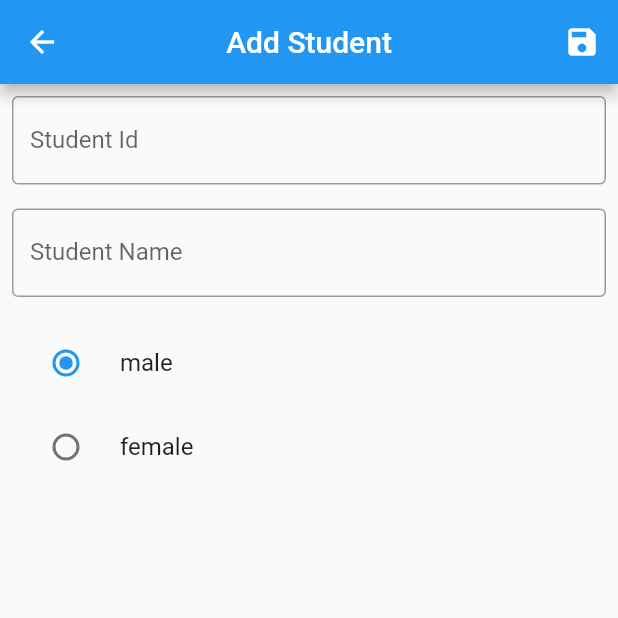
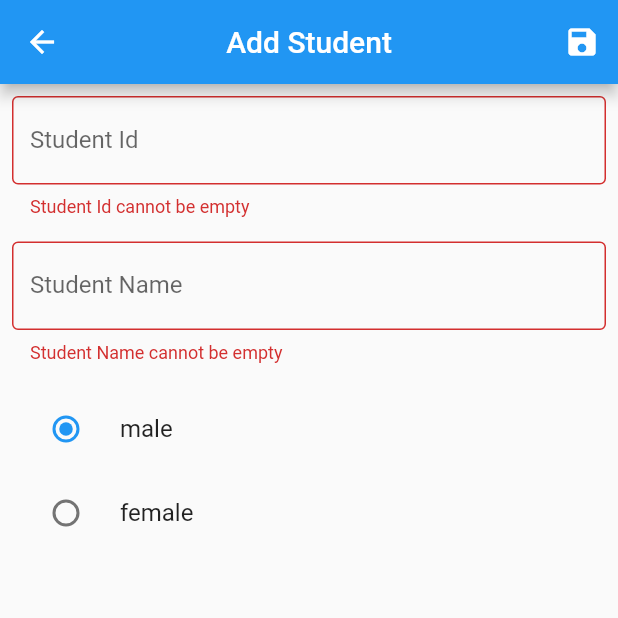
Before and after one commit to talkaboutme/student_book, a Flutter app: the AddStudentScreen screen opened by its route, after a tap on the "save" icon, on a phone screen of 412 x 824 dp, the top half of it. Run offline on Flutter 3.47's test engine with Material 2 defaults, Android fonts, the light colour scheme and no system bars; our stand-ins replace drift; accounts and stored records are empty; generated files the repository leaves out were written again.

Commit message:
Form Validator 적용하여 사용자 추가 시 데이터 검증 과정 추가

```diff
--- a/lib/data/local/entity/student_infos.dart
+++ b/lib/data/local/entity/student_infos.dart
@@ -4,7 +4,7 @@ class StudentInfos extends Table {
   @override
   String get tableName => 'student_infos';
   IntColumn get id => integer().autoIncrement()();
-  IntColumn get studentId => integer().unique()();
+  TextColumn get studentId => text().named('student_id')();
   TextColumn get name => text()();
   TextColumn get gender => text()();
 }
--- a/lib/data/local/entity/system_codes.dart
+++ b/lib/data/local/entity/system_codes.dart
@@ -2,7 +2,7 @@ import 'package:drift/drift.dart';
 
 class SystemCodes extends Table {
   @override
-  String get tableName => 'system_code';
+  String get tableName => 'system_codes';
   IntColumn get id => integer().autoIncrement()();
   TextColumn get type => text()();
   TextColumn get code => text()();
--- a/lib/screens/add_student_screen.dart
+++ b/lib/screens/add_student_screen.dart
@@ -12,6 +12,7 @@ class AddStudentScreen extends StatefulWidget {
 }
 
 class _AddStudentScreenState extends State<AddStudentScreen> {
+  final _formKey = GlobalKey<FormState>();
   late AppDb _db;
   final TextEditingController _studentNameController = TextEditingController();
   final TextEditingController _studentIdController = TextEditingController();
@@ -32,30 +33,14 @@ class _AddStudentScreenState extends State<AddStudentScreen> {
         centerTitle: true,
         actions: [
           IconButton(
-            onPressed: () {
-              final entity = StudentInfosCompanion(
-                  studentId: drift.Value(int.parse(_studentIdController.text)),
-                  name: drift.Value(_studentNameController.text),
-                  gender: drift.Value(enumValue));
-              _db.insertStudent(entity).then(
-                    (value) => ScaffoldMessenger.of(context).showMaterialBanner(
-                      MaterialBanner(
-                        content: Text('New Student inserted: $value'),
-                        actions: [
-                          TextButton(
-                              onPressed: () => ScaffoldMessenger.of(context)
-                                  .hideCurrentMaterialBanner(),
-                              child: const Text('Close'))
-                        ],
-                      ),
-                    ),
-                  );
-            },
+            onPressed: () => addStudent(),
             icon: const Icon(Icons.save),
           ),
         ],
       ),
-      body: Column(
+      body: Form(
+        key: _formKey,
+        child: Column(
           children: [
             Padding(
               padding: const EdgeInsets.all(8.0),
@@ -64,12 +49,16 @@ class _AddStudentScreenState extends State<AddStudentScreen> {
                   CustomTextFormField(
                     controller: _studentIdController,
                     txtLabel: 'Student Id',
-                    type: TextInputType.number),
+                    type: TextInputType.number,
+                    validatorType: 'id',
+                  ),
                   const SizedBox(height: 16),
                   CustomTextFormField(
                     controller: _studentNameController,
                     txtLabel: 'Student Name',
-                    type: TextInputType.name),
+                    type: TextInputType.name,
+                    validatorType: 'text',
+                  ),
                   const SizedBox(height: 16),
                   RadioListTile<Gender>(
                     title: const Text('male'),
@@ -102,7 +91,41 @@ class _AddStudentScreenState extends State<AddStudentScreen> {
             )
           ],
         ),
+      ),
     );
+  }
+
+  void addStudent() {
+    final isValid = _formKey.currentState?.validate();
+    Text msg = const Text('Cannot be processed');
+    if (isValid != null && isValid) {
+      final entity = StudentInfosCompanion(
+          studentId: drift.Value(_studentIdController.text),
+          name: drift.Value(_studentNameController.text),
+          gender: drift.Value(enumValue));
+      _db.insertStudent(entity).then(
+        (value) {
+          if (value < 0) {
+            msg = const Text('Student Id is already in use',
+                style: TextStyle(color: Colors.red));
+          } else {
+            msg = const Text('New Student inserted!');
+          }
+          return ScaffoldMessenger.of(context).showMaterialBanner(
+            MaterialBanner(
+              actions: [
+                TextButton(
+                  onPressed: () =>
+                      ScaffoldMessenger.of(context).hideCurrentMaterialBanner(),
+                  child: const Text('Close'),
+                )
+              ],
+              content: msg,
+            ),
+          );
+        },
+      );
+    }
   }
 }
 
@@ -112,13 +135,16 @@ class CustomTextFormField extends StatelessWidget {
     required TextEditingController controller,
     required String txtLabel,
     required TextInputType type,
+    required String validatorType,
   })  : _controller = controller,
         _txtLabel = txtLabel,
-        _type = type;
+        _type = type,
+        _validatorType = validatorType;
 
   final TextEditingController _controller;
   final String _txtLabel;
   final TextInputType _type;
+  final String _validatorType;
 
   @override
   Widget build(BuildContext context) {
@@ -130,8 +156,26 @@ class CustomTextFormField extends StatelessWidget {
         label: Text(_txtLabel),
       ),
       validator: (value) {
+        switch (_validatorType) {
+          case 'text':
             if (value == null || value.isEmpty) {
               return '$_txtLabel cannot be empty';
+            }
+            return null;
+          case 'id':
+            if (value == null || value.isEmpty) {
+              return '$_txtLabel cannot be empty';
+            }
+            final number = num.tryParse(value);
+
+            if (number.toString().length != 8) {
+              return 'Studnet Id is 8 digit value only, cannot be start with 0';
+            }
+
+            if (number == null) {
+              return 'Student Id is only valid number value';
+            }
+            return null;
         }
         return null;
       },
```
Also changed, not shown: lib/data/local/db/app_db.dart (+9 -2 lines), lib/data/local/db/app_db.g.dart. Lines whose indentation alone changed are shown as unchanged.
